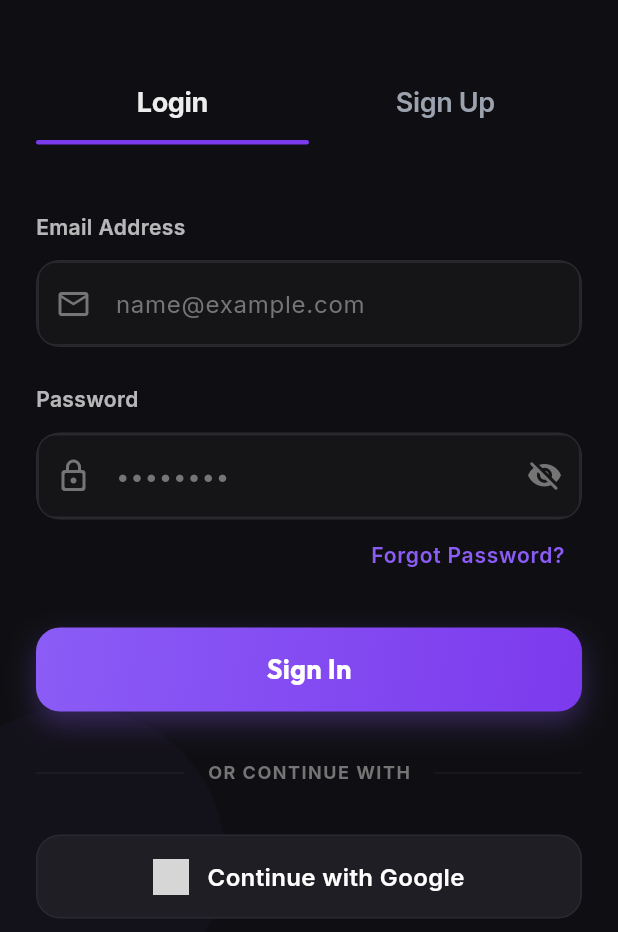
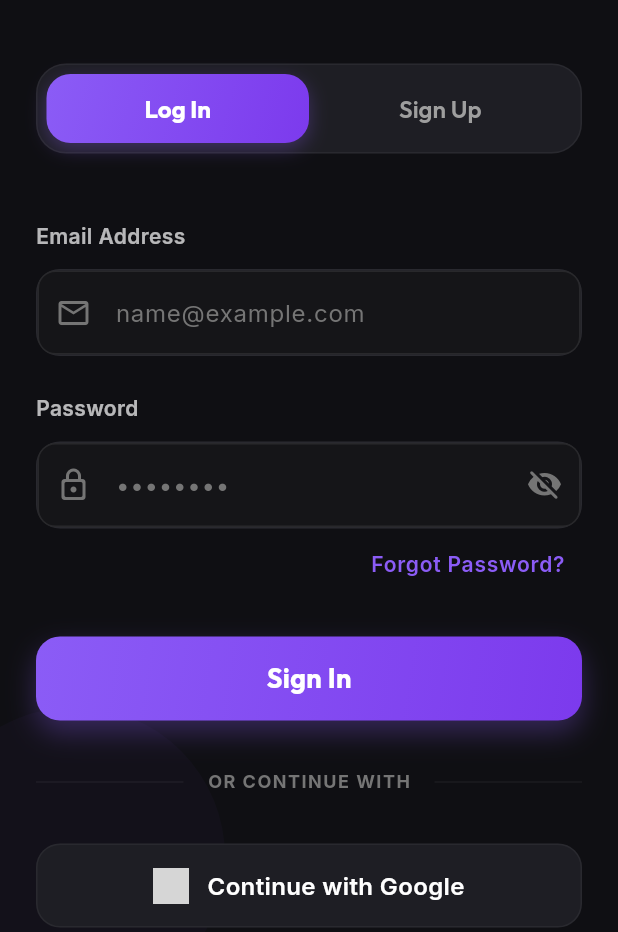
Before and after one commit to devaxissolutions/P11667, a Flutter app: the AuthScreen screen opened by its route, on a phone screen of 412 x 824 dp, the part 304-1236 px from its top. Run offline on Flutter 3.47's test engine with Material 3 defaults, Android fonts, the phone set to English and light mode, and no system bars; our stand-ins replace cloud_firestore, connectivity_plus, equatable, firebase_auth, firebase_core, firebase_messaging and 9 more; missing offline and left inert: firebase_performance; accounts and stored records are empty; network calls fail; grey boxes are pictures that could not be loaded.

Commit message:
style(auth): implement modern sliding pill tab selector

```diff
--- a/lib/features/auth/widgets/auth_tab_selector.dart
+++ b/lib/features/auth/widgets/auth_tab_selector.dart
@@ -1,6 +1,5 @@
 import 'package:flutter/material.dart';
-import '../../../core/theme/colors.dart';
-import '../../../core/theme/typography.dart';
+import 'package:google_fonts/google_fonts.dart';
 
 class AuthTabSelector extends StatelessWidget {
   final int selectedIndex;
@@ -14,23 +13,60 @@ class AuthTabSelector extends StatelessWidget {
 
   @override
   Widget build(BuildContext context) {
-    return Row(
+    return Container(
+      height: 60,
+      padding: const EdgeInsets.all(6),
+      decoration: BoxDecoration(
+        color: const Color(0xFF1E1E24),
+        borderRadius: BorderRadius.circular(20),
+        border: Border.all(color: Colors.white.withOpacity(0.05)),
+      ),
+      child: Stack(
         children: [
-        Expanded(
-          child: _TabItem(
-            label: 'Login',
+          // Animated Background Pill
+          AnimatedAlign(
+            duration: const Duration(milliseconds: 300),
+            curve: Curves.elasticOut,
+            alignment: selectedIndex == 0 ? Alignment.centerLeft : Alignment.centerRight,
+            child: FractionallySizedBox(
+              widthFactor: 0.5,
+              child: Container(
+                decoration: BoxDecoration(
+                  gradient: const LinearGradient(
+                    colors: [Color(0xFF8B5CF6), Color(0xFF7C3AED)],
+                    begin: Alignment.topLeft,
+                    end: Alignment.bottomRight,
+                  ),
+                  borderRadius: BorderRadius.circular(16),
+                  boxShadow: [
+                    BoxShadow(
+                      color: const Color(0xFF8B5CF6).withOpacity(0.3),
+                      blurRadius: 10,
+                      offset: const Offset(0, 4),
+                    ),
+                  ],
+                ),
+              ),
+            ),
+          ),
+
+          // Tab Buttons
+          Row(
+            children: [
+              _TabItem(
+                label: 'Log In',
                 isSelected: selectedIndex == 0,
                 onTap: () => onTabSelected(0),
               ),
-        ),
-        Expanded(
-          child: _TabItem(
+              _TabItem(
                 label: 'Sign Up',
                 isSelected: selectedIndex == 1,
                 onTap: () => onTabSelected(1),
               ),
+            ],
           ),
         ],
+      ),
     );
   }
 }
@@ -48,33 +84,21 @@ class _TabItem extends StatelessWidget {
 
   @override
   Widget build(BuildContext context) {
-    return GestureDetector(
+    return Expanded(
+      child: GestureDetector(
         onTap: onTap,
         behavior: HitTestBehavior.opaque,
-      child: Column(
-        children: [
-          Padding(
-            padding: const EdgeInsets.symmetric(vertical: 12),
-            child: Text(
-              label,
-              style: AppTypography.subtitle.copyWith(
-                color: isSelected
-                    ? AppColors.textPrimary
-                    : AppColors.textSecondary,
+        child: Center(
+          child: AnimatedDefaultTextStyle(
+            duration: const Duration(milliseconds: 300),
+            style: GoogleFonts.outfit(
+              color: isSelected ? Colors.white : Colors.grey[500],
+              fontSize: 16,
               fontWeight: isSelected ? FontWeight.bold : FontWeight.w600,
             ),
+            child: Text(label),
           ),
         ),
-          AnimatedContainer(
-            duration: const Duration(milliseconds: 300),
-            curve: Curves.easeInOut,
-            height: 3,
-            decoration: BoxDecoration(
-              color: isSelected ? AppColors.primary : Colors.transparent,
-              borderRadius: BorderRadius.circular(2),
-            ),
-          ),
-        ],
       ),
     );
   }
```
Lines whose indentation alone changed are shown as unchanged.
